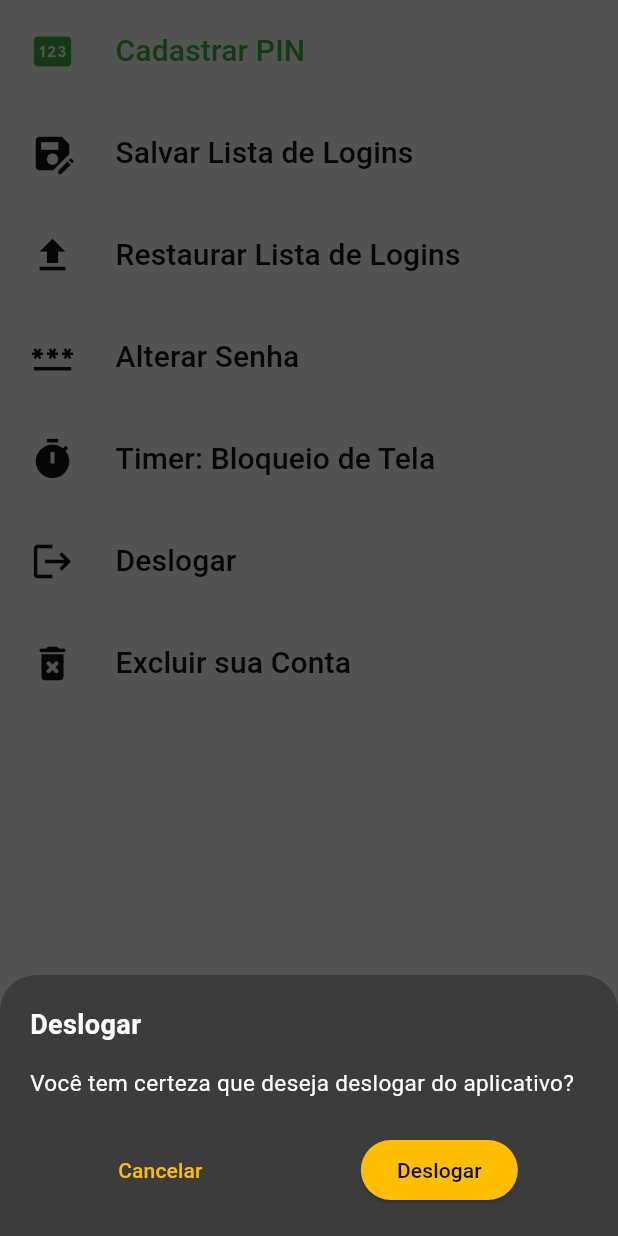
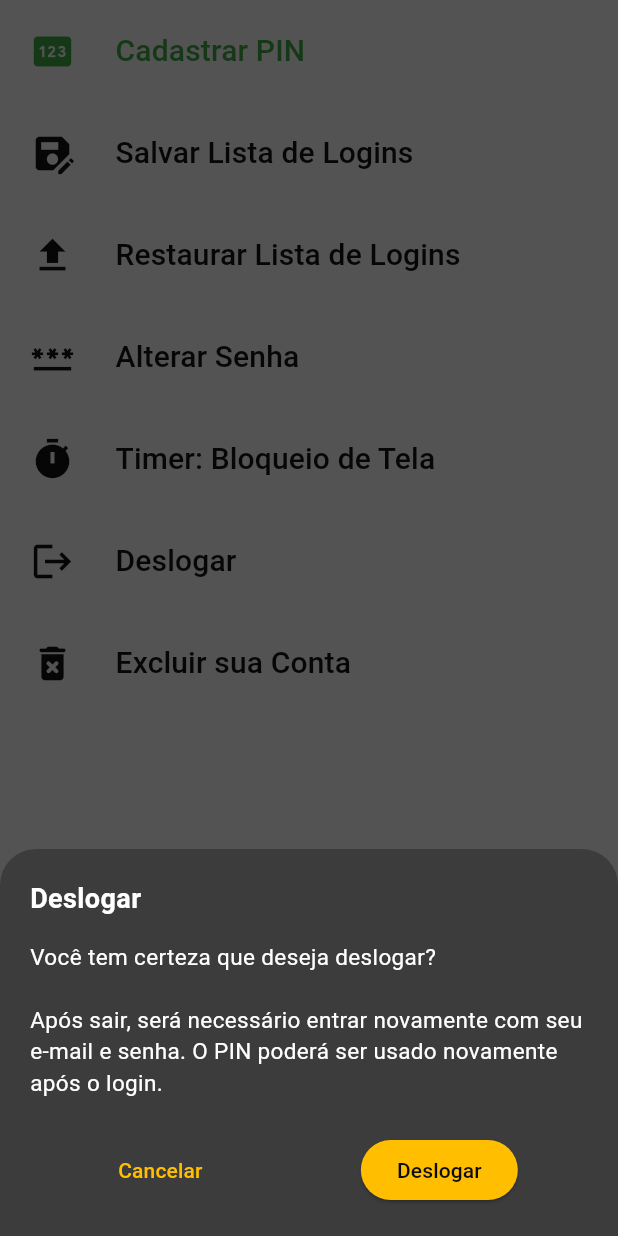
Before and after one commit to ricardo-gsilva/lockpass, a Flutter app: the ConfigPage screen opened by its route, after a tap on "Deslogar", on a phone screen of 412 x 824 dp. Run offline on Flutter 3.47's test engine with Material 3 defaults, Android fonts, the phone set to English and light mode, and no system bars; our stand-ins replace equatable, file_picker, firebase_auth, firebase_core, flutter_bloc, flutter_secure_storage and 6 more; missing offline and left inert: cryptography, encrypt, flutter_archive; accounts and stored records are empty.

Commit message:
chore(ux): update logout confirmation message
Improved the logout confirmation message to clarify that
re-authentication with email and password is required after logging out.

This prevents confusion for users who have a PIN configured,
since the PIN can only be used after a successful login.

```diff
--- a/lib/core/constants/core_strings.dart
+++ b/lib/core/constants/core_strings.dart
@@ -270,7 +270,7 @@ static const String enterCurrentPin = "Digite seu PIN atual";
 static const String removePinExplanation = "Digite o PIN atual para confirmar sua identidade.\n\nAo remover o PIN, o acesso ao aplicativo passará a ser realizado utilizando o e-mail e a senha cadastrados.\n\nCaso deseje, será possível criar um novo PIN posteriormente.";
 static const String signingOut = "Deslogando... ";
 static const String logoutAction = "Deslogar";
-static const String logoutConfirmationQuestion = "Você tem certeza que deseja deslogar do aplicativo?";
+static const String logoutConfirmationQuestion = "Você tem certeza que deseja deslogar?\n\nApós sair, será necessário entrar novamente com seu e-mail e senha. O PIN poderá ser usado novamente após o login.";
 
 static const String screenLockTitle = "Bloqueio de Tela";
 static const String screenLockExplanation = "Escolha em quanto tempo o app será bloqueado.\n\nIsso vale quando você ficar sem mexer ou alternar para outro app.\n\nObs: Não bloquear é menos seguro.";
```
